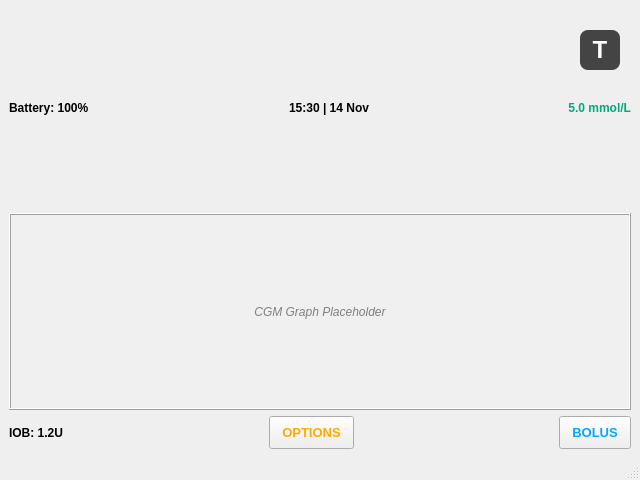
First picture: the form in mainwindow.ui, repository Jelloge/insulin-pump-project, before the edit.
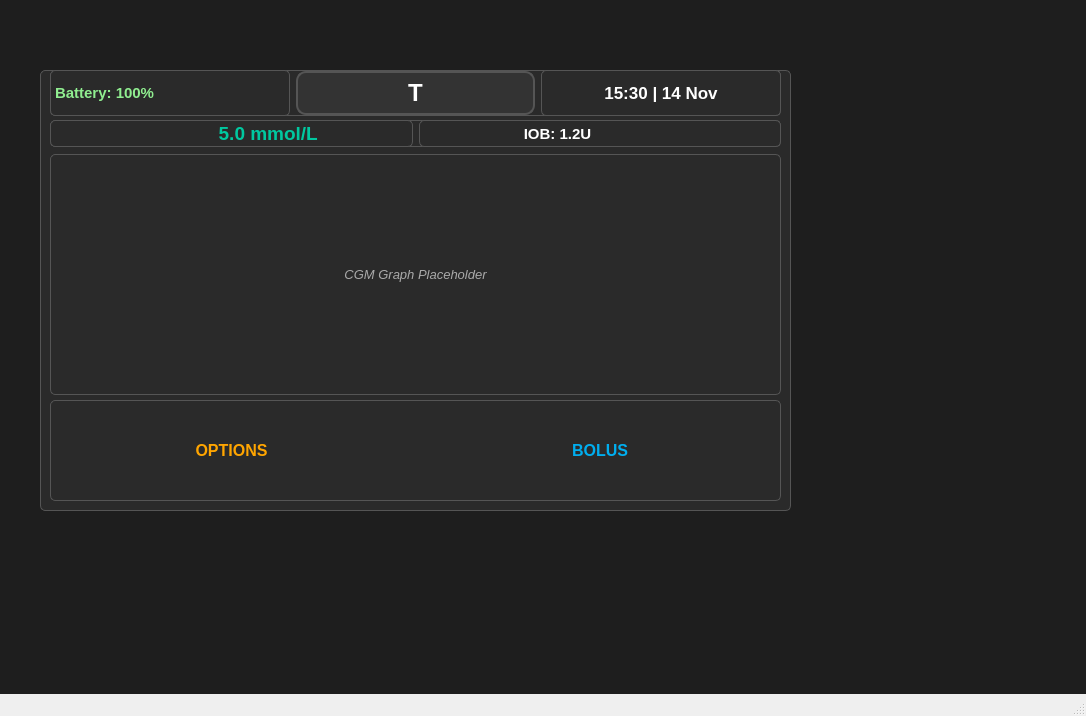
Second picture: the form after the edit.

What changed in the file:
```diff
--- a/mainwindow.ui
+++ b/mainwindow.ui
@@ -6,8 +6,8 @@
    <rect>
     <x>0</x>
     <y>0</y>
-    <width>640</width>
-    <height>480</height>
+    <width>1086</width>
+    <height>716</height>
    </rect>
   </property>
   <property name="windowTitle">
@@ -17,13 +17,98 @@
    <cstring>centralwidget</cstring>
   </property>
   <widget class="QWidget" name="centralwidget">
-   <layout class="QVBoxLayout" name="verticalLayout_main">
-    <item>
+   <property name="styleSheet">
+    <string notr="true">background-color: #1E1E1E; color: white; font-family: 'Segoe UI';</string>
+   </property>
+   <widget class="QFrame" name="graphFrame">
+    <property name="geometry">
+     <rect>
+      <x>40</x>
+      <y>70</y>
+      <width>751</width>
+      <height>441</height>
+     </rect>
+    </property>
+    <property name="styleSheet">
+     <string notr="true">background-color: #2A2A2A; border: 1px solid #555; border-radius: 5px;</string>
+    </property>
+    <widget class="QLabel" name="graphPlaceholderLabel">
+     <property name="geometry">
+      <rect>
+       <x>10</x>
+       <y>84</y>
+       <width>731</width>
+       <height>241</height>
+      </rect>
+     </property>
+     <property name="styleSheet">
+      <string notr="true">color: #AAAAAA; font-style: italic; font-size: 10pt;</string>
+     </property>
+     <property name="text">
+      <string>CGM Graph Placeholder</string>
+     </property>
+     <property name="alignment">
+      <set>Qt::AlignCenter</set>
+     </property>
+    </widget>
+    <widget class="QWidget" name="">
+     <property name="geometry">
+      <rect>
+       <x>10</x>
+       <y>50</y>
+       <width>731</width>
+       <height>27</height>
+      </rect>
+     </property>
      <layout class="QHBoxLayout" name="horizontalLayout_topBar">
       <item>
+       <widget class="QLabel" name="glucoseLabel">
+        <property name="styleSheet">
+         <string notr="true">font-weight: bold; font-size: 14pt; color: #00C8A0;</string>
+        </property>
+        <property name="text">
+         <string> 5.0 mmol/L                 </string>
+        </property>
+        <property name="alignment">
+         <set>Qt::AlignRight|Qt::AlignTrailing|Qt::AlignVCenter</set>
+        </property>
+       </widget>
+      </item>
+      <item>
+       <widget class="QLabel" name="iobLabel">
+        <property name="styleSheet">
+         <string notr="true">color: white; font-weight: bold; font-size: 11pt;</string>
+        </property>
+        <property name="text">
+         <string>                        IOB: 1.2U</string>
+        </property>
+        <property name="alignment">
+         <set>Qt::AlignLeading|Qt::AlignLeft|Qt::AlignVCenter</set>
+        </property>
+       </widget>
+      </item>
+     </layout>
+    </widget>
+    <widget class="QWidget" name="layoutWidget">
+     <property name="geometry">
+      <rect>
+       <x>10</x>
+       <y>0</y>
+       <width>731</width>
+       <height>46</height>
+      </rect>
+     </property>
+     <layout class="QHBoxLayout" name="horizontalLayout_topBar_2">
+      <item>
        <widget class="QLabel" name="batteryLabel">
+        <property name="maximumSize">
+         <size>
+          <width>16777215</width>
+          <height>310</height>
+         </size>
+        </property>
         <property name="styleSheet">
-         <string notr="true">font-weight: bold;</string>
+         <string notr="true">font-weight: bold; font-size: 11pt; color: lightgreen;</string>
         </property>
         <property name="text">
          <string>Battery: 100%</string>
@@ -34,22 +119,38 @@
        </widget>
       </item>
       <item>
-       <spacer name="horizontalSpacer_1">
-        <property name="orientation">
-         <enum>Qt::Horizontal</enum>
+       <widget class="QPushButton" name="tandemLogoButton">
+        <property name="toolTip">
+         <string>Return to Home</string>
         </property>
-        <property name="sizeHint" stdset="0">
-         <size>
-          <width>0</width>
-          <height>0</height>
-         </size>
+        <property name="styleSheet">
+         <string notr="true">
+ QPushButton {
+     font: bold 18pt;
+     background-color: #333;
+     color: white;
+     border-radius: 10px;
+     border: 2px solid #555;
+     width: 40px;
+     height: 40px;
+ }
+     </string>
         </property>
-       </spacer>
+        <property name="text">
+         <string>T</string>
+        </property>
+       </widget>
       </item>
       <item>
        <widget class="QLabel" name="timeDateLabel">
+        <property name="maximumSize">
+         <size>
+          <width>268</width>
+          <height>310</height>
+         </size>
+        </property>
         <property name="styleSheet">
-         <string notr="true">font-weight: bold;</string>
+         <string notr="true">font-weight: bold; font-size: 13pt; color: white;</string>
         </property>
         <property name="text">
          <string>15:30 | 14 Nov</string>
@@ -59,117 +160,52 @@
         </property>
        </widget>
       </item>
-      <item>
-       <spacer name="horizontalSpacer_2">
-        <property name="orientation">
-         <enum>Qt::Horizontal</enum>
-        </property>
-        <property name="sizeHint" stdset="0">
-         <size>
-          <width>0</width>
-          <height>0</height>
-         </size>
-        </property>
-       </spacer>
-      </item>
-      <item>
-       <widget class="QLabel" name="glucoseLabel">
-        <property name="styleSheet">
-         <string notr="true">font-weight: bold; color: rgb(0, 170, 127);</string>
-        </property>
-        <property name="text">
-         <string>5.0 mmol/L</string>
-        </property>
-        <property name="alignment">
-         <set>Qt::AlignRight|Qt::AlignTrailing|Qt::AlignVCenter</set>
-        </property>
-       </widget>
-      </item>
      </layout>
-    </item>
-    <item>
-     <widget class="QFrame" name="graphFrame">
-      <property name="styleSheet">
-       <string notr="true">background-color: rgb(240, 240, 240);</string>
-      </property>
-      <property name="frameShape">
-       <enum>QFrame::Box</enum>
-      </property>
-      <property name="frameShadow">
-       <enum>QFrame::Raised</enum>
-      </property>
-      <layout class="QVBoxLayout" name="verticalLayout_graph">
-       <item>
-        <widget class="QLabel" name="graphPlaceholderLabel">
-         <property name="styleSheet">
-          <string notr="true">color: gray; font-style: italic;</string>
-         </property>
-         <property name="text">
-          <string>CGM Graph Placeholder</string>
-         </property>
-         <property name="alignment">
-          <set>Qt::AlignCenter</set>
-         </property>
-        </widget>
-       </item>
-      </layout>
-     </widget>
-    </item>
-    <item>
+    </widget>
+    <widget class="QWidget" name="">
+     <property name="geometry">
+      <rect>
+       <x>10</x>
+       <y>330</y>
+       <width>731</width>
+       <height>101</height>
+      </rect>
+     </property>
      <layout class="QHBoxLayout" name="horizontalLayout_bottom">
-      <item>
-       <widget class="QLabel" name="iobLabel">
-        <property name="styleSheet">
-         <string notr="true">font-weight: bold;</string>
-        </property>
-        <property name="text">
-         <string>IOB: 1.2U</string>
-        </property>
-        <property name="alignment">
-         <set>Qt::AlignLeading|Qt::AlignLeft|Qt::AlignVCenter</set>
-        </property>
-       </widget>
-      </item>
-      <item>
-       <spacer name="horizontalSpacer_3">
-        <property name="orientation">
-         <enum>Qt::Horizontal</enum>
-        </property>
-        <property name="sizeHint" stdset="0">
-         <size>
-          <width>0</width>
-          <height>0</height>
-         </size>
-        </property>
-       </spacer>
-      </item>
       <item>
        <widget class="QPushButton" name="optionsButton">
         <property name="styleSheet">
-         <string notr="true">font: bold 10pt; color: rgb(255, 170, 0); padding: 8px 12px;</string>
+         <string notr="true">
+ QPushButton {
+     background-color: transparent;
+     color: #FFA500;
+     font: bold 12pt;
+     border: none;
+ }
+ QPushButton:hover {
+     color: #FFCC66;
+ }
+         </string>
         </property>
         <property name="text">
          <string>OPTIONS</string>
         </property>
        </widget>
       </item>
-      <item>
-       <spacer name="horizontalSpacer_4">
-        <property name="orientation">
-         <enum>Qt::Horizontal</enum>
-        </property>
-        <property name="sizeHint" stdset="0">
-         <size>
-          <width>10</width>
-          <height>20</height>
-         </size>
-        </property>
-       </spacer>
-      </item>
       <item>
        <widget class="QPushButton" name="bolusButton">
         <property name="styleSheet">
-         <string notr="true">font: bold 10pt; color: rgb(0, 170, 255); padding: 8px 12px;</string>
+         <string notr="true">
+ QPushButton {
+     background-color: transparent;
+     color: #00AEEF;
+     font: bold 12pt;
+     border: none;
+ }
+ QPushButton:hover {
+     color: #66CCFF;
+ }
+         </string>
         </property>
         <property name="text">
          <string>BOLUS</string>
@@ -177,26 +213,7 @@
        </widget>
       </item>
      </layout>
-    </item>
-   </layout>
-   <widget class="QPushButton" name="tandemLogoButton">
-    <property name="geometry">
-     <rect>
-      <x>580</x>
-      <y>30</y>
-      <width>40</width>
-      <height>40</height>
-     </rect>
-    </property>
-    <property name="toolTip">
-     <string>Return to Home</string>
-    </property>
-    <property name="styleSheet">
-     <string notr="true">font: bold 18pt; background-color: #444; color: white; border-radius: 8px;</string>
-    </property>
-    <property name="text">
-     <string>T</string>
-    </property>
+    </widget>
    </widget>
   </widget>
   <widget class="QMenuBar" name="menubar">
```
Left out of the diff: 5 changed lines with no effect on the pictures.
